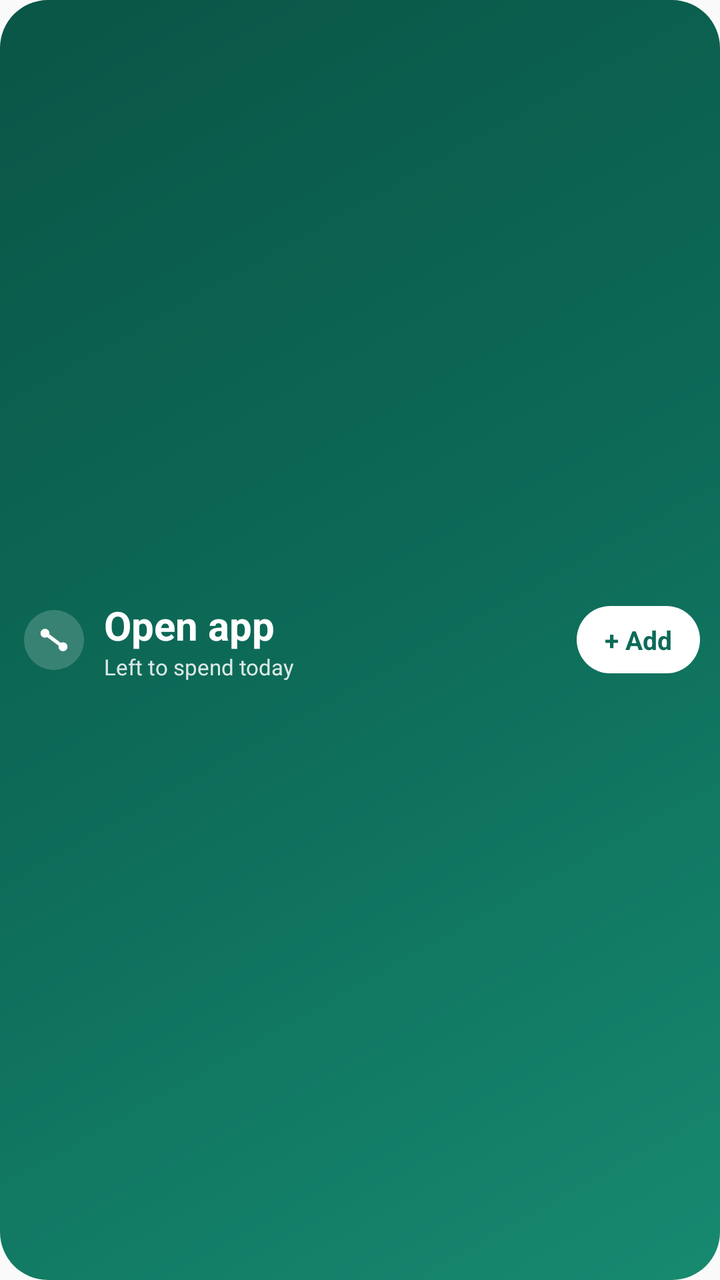
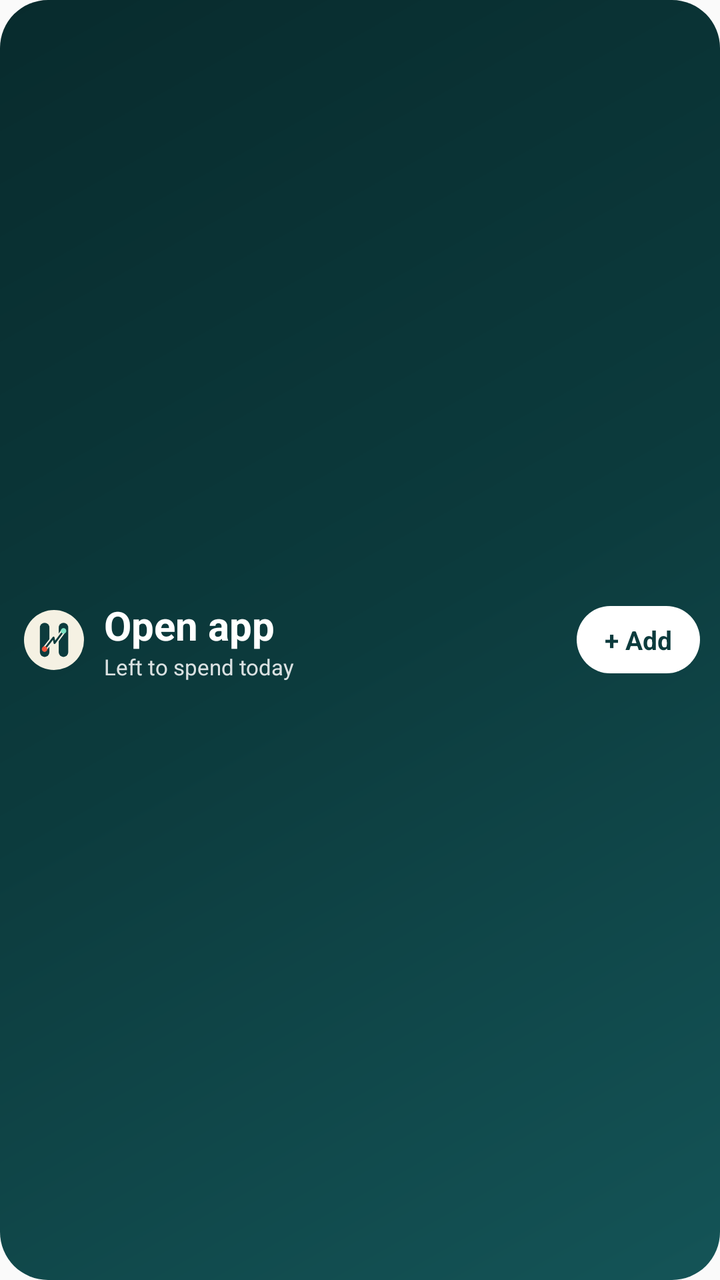

Before-and-after screenshots of an Android layout around one commit, followed by the original layout XML and the change that was made.
<!-- AndroidManifest.xml: application theme AppTheme -->
<!-- res/layout/widget_spend_small.xml -->
<?xml version="1.0" encoding="utf-8"?>
<LinearLayout xmlns:android="http://schemas.android.com/apk/res/android"
    android:id="@+id/widget_root"
    android:layout_width="match_parent"
    android:layout_height="match_parent"
    android:background="@drawable/widget_bg"
    android:gravity="center_vertical"
    android:orientation="horizontal"
    android:paddingStart="12dp"
    android:paddingTop="6dp"
    android:paddingEnd="10dp"
    android:paddingBottom="6dp">

    <ImageView
        android:layout_width="30dp"
        android:layout_height="30dp"
        android:background="@drawable/widget_logo_bg"
        android:importantForAccessibility="no"
        android:padding="6dp"
        android:src="@drawable/ic_stat_runway" />

    <LinearLayout
        android:layout_width="0dp"
        android:layout_height="wrap_content"
        android:layout_marginStart="10dp"
        android:layout_weight="1"
        android:orientation="vertical">

        <TextView
            android:id="@+id/widget_amount"
            android:layout_width="wrap_content"
            android:layout_height="wrap_content"
            android:maxLines="1"
            android:text="@string/widget_open_app"
            android:textColor="#FFFFFF"
            android:textSize="20sp"
            android:textStyle="bold" />

        <TextView
            android:id="@+id/widget_label"
            android:layout_width="wrap_content"
            android:layout_height="wrap_content"
            android:maxLines="1"
            android:text="@string/widget_left_today"
            android:textColor="#D9FFFFFF"
            android:textSize="11sp" />
    </LinearLayout>

    <TextView
        android:id="@+id/widget_add"
        android:layout_width="wrap_content"
        android:layout_height="wrap_content"
        android:background="@drawable/widget_button"
        android:paddingStart="14dp"
        android:paddingTop="8dp"
        android:paddingEnd="14dp"
        android:paddingBottom="8dp"
        android:text="@string/widget_add"
        android:textColor="#0D6B58"
        android:textSize="13sp"
        android:textStyle="bold" />
</LinearLayout>
<!-- resources referenced by this layout -->
<resources>
  <!-- drawable ic_stat_runway (drawable) -->
  <?xml version="1.0" encoding="utf-8"?>
  <vector xmlns:android="http://schemas.android.com/apk/res/android"
      android:width="24dp"
      android:height="24dp"
      android:viewportWidth="24"
      android:viewportHeight="24">
      <path
          android:pathData="M6,7.5 L18,16.5"
          android:strokeWidth="2.4"
          android:strokeColor="#FFFFFFFF"
          android:strokeLineCap="round" />
      <path
          android:fillColor="#FFFFFFFF"
          android:pathData="M6,4.5a3,3 0,1 1,0 6a3,3 0,1 1,0 -6z" />
      <path
          android:fillColor="#FFFFFFFF"
          android:pathData="M18,13.5a3,3 0,1 1,0 6a3,3 0,1 1,0 -6z" />
  </vector>
  <!-- drawable widget_bg (drawable) -->
  <?xml version="1.0" encoding="utf-8"?>
  <shape xmlns:android="http://schemas.android.com/apk/res/android" android:shape="rectangle">
      <gradient
          android:angle="315"
          android:startColor="#0A5546"
          android:centerColor="#0D6B58"
          android:endColor="#178A70"
          android:type="linear" />
      <corners android:radius="24dp" />
  </shape>
  <!-- drawable widget_button (drawable) -->
  <?xml version="1.0" encoding="utf-8"?>
  <shape xmlns:android="http://schemas.android.com/apk/res/android" android:shape="rectangle">
      <solid android:color="#FFFFFF" />
      <corners android:radius="99dp" />
  </shape>
  <!-- drawable widget_logo_bg (drawable) -->
  <?xml version="1.0" encoding="utf-8"?>
  <shape xmlns:android="http://schemas.android.com/apk/res/android" android:shape="oval">
      <solid android:color="#2EFFFFFF" />
  </shape>
  <string name="widget_add">+ Add</string>
  <string name="widget_left_today">Left to spend today</string>
  <string name="widget_open_app">Open app</string>
  <style name="AppTheme" parent="Theme.AppCompat.Light.DarkActionBar">
          
          <item name="colorPrimary">@color/colorPrimary</item>
          <item name="colorPrimaryDark">@color/colorPrimaryDark</item>
          <item name="colorAccent">@color/colorAccent</item>
      </style>
</resources>

<!-- the commit's change to res/layout/widget_spend_small.xml (unified diff, before → after) -->
@@ -17,7 +17,7 @@
         android:background="@drawable/widget_logo_bg"
         android:importantForAccessibility="no"
         android:padding="6dp"
-        android:src="@drawable/ic_stat_runway" />
+        android:src="@drawable/ic_logo" />
 
     <LinearLayout
         android:layout_width="0dp"
@@ -56,7 +56,7 @@
         android:paddingEnd="14dp"
         android:paddingBottom="8dp"
         android:text="@string/widget_add"
-        android:textColor="#0D6B58"
+        android:textColor="#0C3B3D"
         android:textSize="13sp"
         android:textStyle="bold" />
 </LinearLayout>
<!-- resource entries referenced after the edit -->
@@ -1,32 +1,29 @@
 <!-- resources referenced by this layout -->
 <resources>
-  <!-- drawable ic_stat_runway (drawable) -->
+  <!-- drawable ic_logo (drawable) -->
   <?xml version="1.0" encoding="utf-8"?>
   <vector xmlns:android="http://schemas.android.com/apk/res/android"
       android:width="24dp"
       android:height="24dp"
-      android:viewportWidth="24"
-      android:viewportHeight="24">
-      <path
-          android:pathData="M6,7.5 L18,16.5"
-          android:strokeWidth="2.4"
-          android:strokeColor="#FFFFFFFF"
-          android:strokeLineCap="round" />
-      <path
-          android:fillColor="#FFFFFFFF"
-          android:pathData="M6,4.5a3,3 0,1 1,0 6a3,3 0,1 1,0 -6z" />
-      <path
-          android:fillColor="#FFFFFFFF"
-          android:pathData="M18,13.5a3,3 0,1 1,0 6a3,3 0,1 1,0 -6z" />
+      android:viewportWidth="860"
+      android:viewportHeight="860">
+      <group android:translateX="-535" android:translateY="-390">
+          <path android:fillColor="#0C3B3D" android:pathData="M741.5,410 A113.5,113.5 0 0 1 855,523.5 L855,1111.5 A113.5,113.5 0 0 1 741.5,1225 A113.5,113.5 0 0 1 628,1111.5 L628,523.5 A113.5,113.5 0 0 1 741.5,410 Z" />
+          <path android:fillColor="#0C3B3D" android:pathData="M1191.5,410 A113.5,113.5 0 0 1 1305,523.5 L1305,1111.5 A113.5,113.5 0 0 1 1191.5,1225 A113.5,113.5 0 0 1 1078,1111.5 L1078,523.5 A113.5,113.5 0 0 1 1191.5,410 Z" />
+          <path android:strokeColor="#F5F1E3" android:strokeWidth="110" android:strokeLineCap="round" android:strokeLineJoin="round" android:pathData="M740,1037 L955,762 L978,893 L1193,602" />
+          <path android:strokeColor="#0C3B3D" android:strokeWidth="46" android:strokeLineCap="round" android:strokeLineJoin="round" android:pathData="M740,1037 L955,762 L978,893 L1193,602" />
+          <path android:fillColor="#F2553A" android:pathData="M674,1037 a66,66 0 1,0 132,0 a66,66 0 1,0 -132,0 Z" />
+          <path android:fillColor="#79E3C3" android:pathData="M1127,602 a66,66 0 1,0 132,0 a66,66 0 1,0 -132,0 Z" />
+      </group>
   </vector>
   <!-- drawable widget_bg (drawable) -->
   <?xml version="1.0" encoding="utf-8"?>
   <shape xmlns:android="http://schemas.android.com/apk/res/android" android:shape="rectangle">
       <gradient
           android:angle="315"
-          android:startColor="#0A5546"
-          android:centerColor="#0D6B58"
-          android:endColor="#178A70"
+          android:startColor="#082B2D"
+          android:centerColor="#0C3B3D"
+          android:endColor="#145457"
           android:type="linear" />
       <corners android:radius="24dp" />
   </shape>
@@ -39,7 +36,7 @@
   <!-- drawable widget_logo_bg (drawable) -->
   <?xml version="1.0" encoding="utf-8"?>
   <shape xmlns:android="http://schemas.android.com/apk/res/android" android:shape="oval">
-      <solid android:color="#2EFFFFFF" />
+      <solid android:color="#F5F1E3" />
   </shape>
   <string name="widget_add">+ Add</string>
   <string name="widget_left_today">Left to spend today</string>
